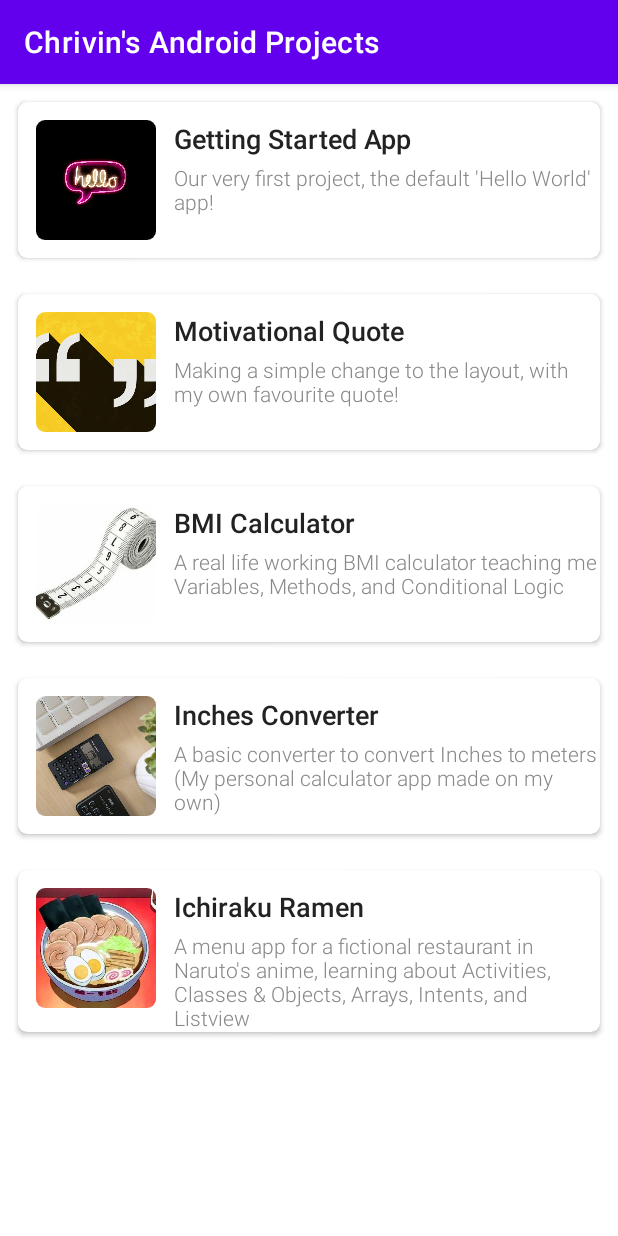
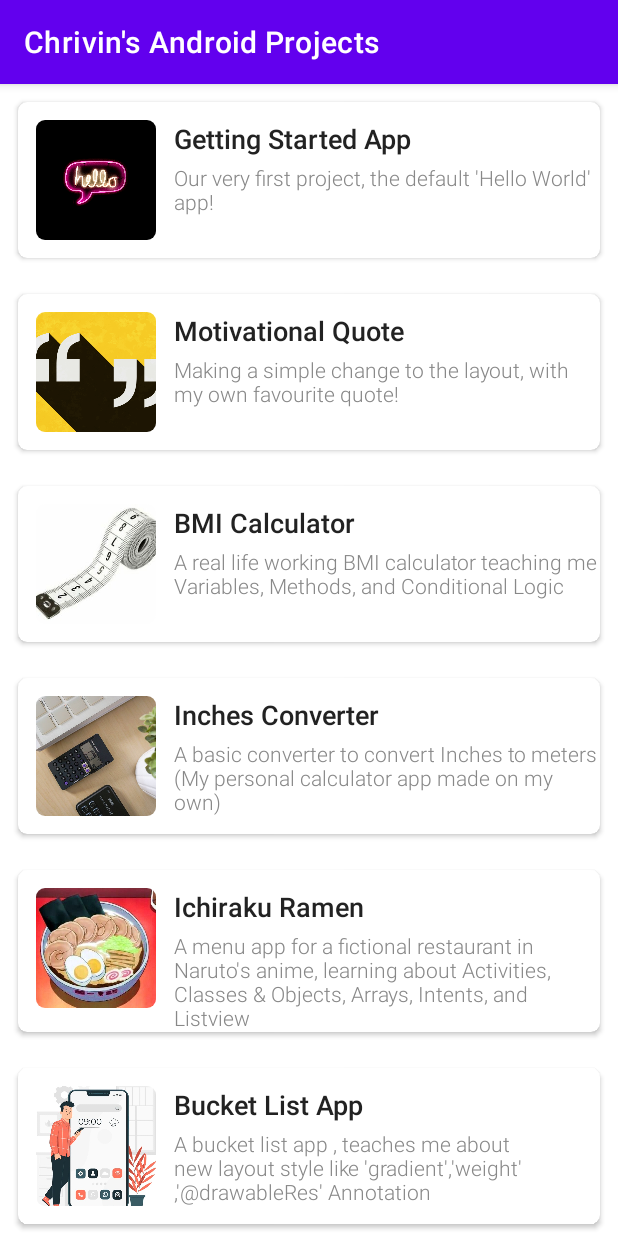
Before and after one commit to christofelkev/Chrivins-Android-Projects, an Android app: the screen it shows after launch (MainActivity), on a phone screen of 412 x 824 dp. Run offline under Robolectric (Android 15) with nearby library versions, the phone set to English and light mode, and no system bars.

Commit message:
add my new android project 'Bucket List App'

```diff
--- a/app/src/main/java/org/chrivin/chrivinsandroidprojects/MainActivity.java
+++ b/app/src/main/java/org/chrivin/chrivinsandroidprojects/MainActivity.java
@@ -20,7 +20,8 @@ public class MainActivity extends AppCompatActivity {
                 new Project("Motivational Quote", "Making a simple change to the layout, with my own favourite quote!",R.drawable.quote),
                 new Project("BMI Calculator", "A real life working BMI calculator teaching me Variables, Methods, and Conditional Logic",R.drawable.tape),
                 new Project("Inches Converter", "A basic converter to convert Inches to meters (My personal calculator app made on my own)",R.drawable.calculator),
-                new Project("Ichiraku Ramen", "A menu app for a fictional restaurant in Naruto's anime, learning about Activities, Classes & Objects, Arrays, Intents, and Listview",R.drawable.ichiraku)
+                new Project("Ichiraku Ramen", "A menu app for a fictional restaurant in Naruto's anime, learning about Activities, Classes & Objects, Arrays, Intents, and Listview",R.drawable.ichiraku),
+                new Project("Bucket List App", "A bucket list app , teaches me about new layout style like 'gradient','weight','@drawableRes' Annotation  ",R.drawable.androiddev)
         };
 
         ProjectsAdapter adapter = new ProjectsAdapter(projects);
```
Also changed, not shown: app/src/main/res/drawable-nodpi/androiddev.jpg (added).
